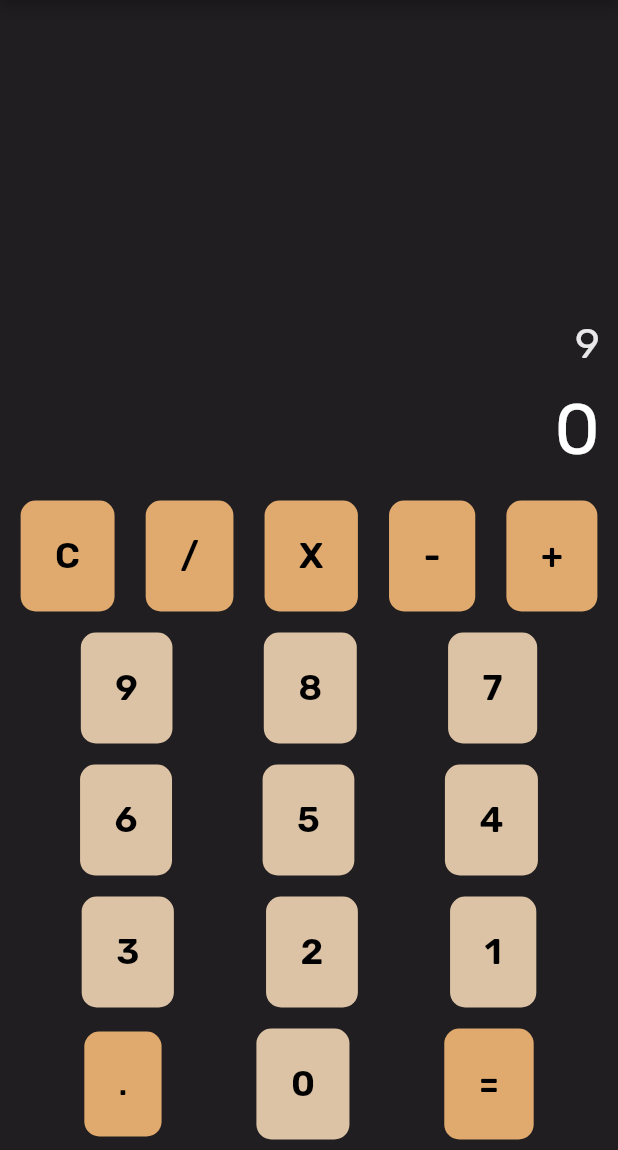
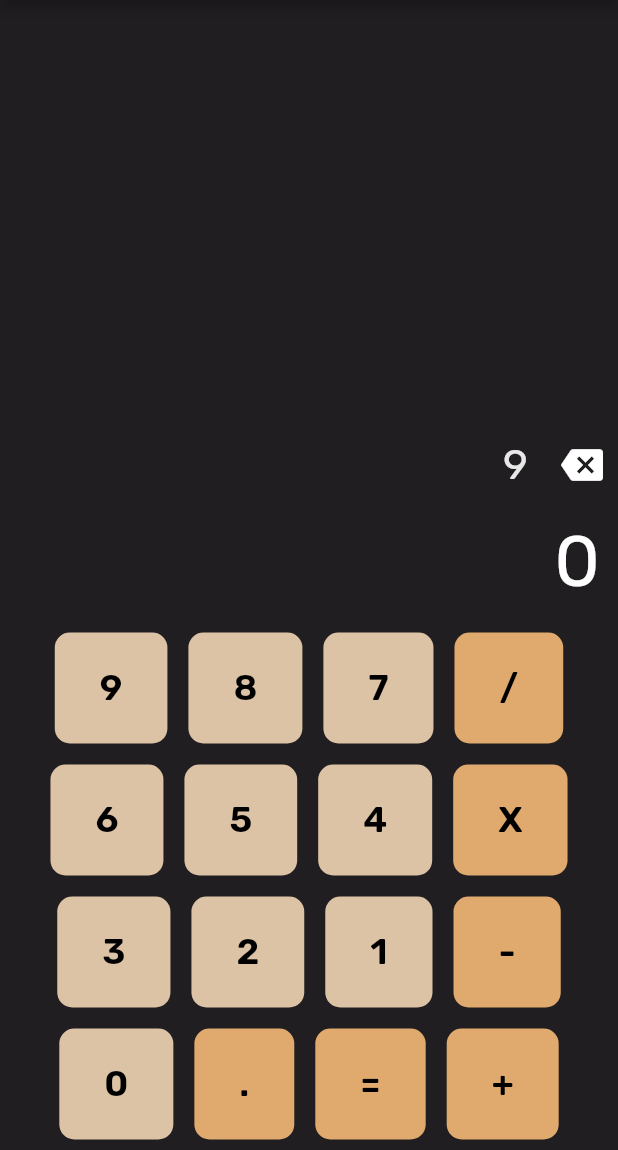
Before and after one commit to malek-bt/Flutter-Calculator, a Flutter app: the screen it shows after launch, after a tap on an icon or button, on a phone screen of 412 x 824 dp, the part 86-1236 px from its top. Run offline on Flutter 3.47's test engine with Material 2 defaults, Android fonts, the phone set to English and light mode, and no system bars; our stand-ins replace google_fonts, math_expressions.

Commit message:
third changes

```diff
--- a/lib/buttoms.dart
+++ b/lib/buttoms.dart
@@ -8,13 +8,15 @@ class CalculatorButton extends StatelessWidget {
   final int textColor;
   final double textSize;
   final Function callback;
+  final double width ;
   const CalculatorButton({
 
     required this.text ,
     required this.fillColor,
     required this.textColor,
     required this.textSize,
-    required this.callback
+    required this.callback ,
+    required this.width
 
     }) ;
 
@@ -27,7 +29,7 @@ class CalculatorButton extends StatelessWidget {
                             onTap: () => callback(text),
                             borderRadius: BorderRadius.circular(10.0),
                             child: Ink(
-                              padding: const EdgeInsets.symmetric(horizontal: 23.0 , vertical: 23.0),
+                              padding:  EdgeInsets.symmetric(horizontal: width , vertical: 23.0),
                               decoration: BoxDecoration(
                                 borderRadius:BorderRadius.circular(10.0),
                                 color: Color(fillColor),
--- a/lib/calculator.dart
+++ b/lib/calculator.dart
@@ -23,13 +23,7 @@ class _CalculatorState extends State<Calculator> {
     print(btnVal);
 
     setState(() {
-      if(btnVal == 'C'){
-        equation = equation.substring(0,equation.length - 1);
-        if(equation==''){
-          equation = "0";
-        }
-      }
-      else if(btnVal == '='){
+       if(btnVal == '='){
         expression = equation;
         expression = expression.replaceAll('X', '*');
         try {
@@ -72,18 +66,38 @@ class _CalculatorState extends State<Calculator> {
         child:Column(
           mainAxisAlignment: MainAxisAlignment.end,
           children: [
-             Container(
-                  child:
-                  Padding(padding: EdgeInsets.only(right: 12),
-                  child: Text(
-                    equation,
-                  style: rubik.copyWith(
-                    fontSize: 28,
-                    color: AppColors.calculColor
-                  ),),
-                  ),
-                  alignment: Alignment(1.0 , 1.0),
-                ),
+
+             Row(
+               mainAxisAlignment: MainAxisAlignment.end ,
+               children: [
+
+
+                 Container(
+                      child:
+                      Padding(padding: EdgeInsets.only(right: 12),
+                      child: Text(
+                        equation,
+                      style: rubik.copyWith(
+                        fontSize: 28,
+                        color: AppColors.calculColor
+                      ),),
+                      ),
+                      alignment: Alignment(1.0 , 1.0),
+                    ),
+                     IconButton(
+              onPressed: (){
+                setState(() {
+                   equation = equation.substring(0,equation.length - 1);
+        if(equation==''){
+          equation = "0";
+        }
+                });
+              },
+              iconSize: 28,
+              color: AppColors.result,
+              icon: Icon(Icons.backspace)),
+               ],
+             ),
                 Container(
                   child:
                   Padding(padding: EdgeInsets.all(12),
@@ -96,25 +110,73 @@ class _CalculatorState extends State<Calculator> {
                   ),
                   alignment: Alignment(1.0 , 1.0),
                 ),
+
             Row(
-              mainAxisAlignment: MainAxisAlignment.spaceEvenly ,
+              mainAxisAlignment: MainAxisAlignment.center ,
               children: [
-
-
-                 CalculatorButton(
-                 text: 'C',
-                 fillColor: col1,
+               CalculatorButton(
+                 text: '9',
+                 fillColor: col,
                  textColor: 0xFF000000,
                  textSize: 24,
                  callback: btnOnClick,
+                 width: 30,
                  ),
-
-                  CalculatorButton(
+                 CalculatorButton(
+                 text: '8',
+                 fillColor: col,
+                 textColor: 0xFF000000,
+                 textSize: 24,
+                 callback: btnOnClick,
+                 width: 30,
+                 ),
+                 CalculatorButton(
+                 text: '7',
+                 fillColor: col,
+                 textColor: 0xFF000000,
+                 textSize: 24,
+                 callback: btnOnClick,
+                 width: 30,
+                 ),
+                 CalculatorButton(
                  text: '/',
                  fillColor: col1,
                  textColor: 0xFF000000,
                  textSize: 24,
                  callback: btnOnClick,
+                 width: 30,
+                 ),
+
+
+              ],
+            ),
+
+            Row(
+              mainAxisAlignment: MainAxisAlignment.center ,
+              children: [
+               CalculatorButton(
+                 text: '6',
+                 fillColor: col,
+                 textColor: 0xFF000000,
+                 textSize: 24,
+                 callback: btnOnClick,
+                 width: 30,
+                 ),
+                 CalculatorButton(
+                 text: '5',
+                 fillColor: col,
+                 textColor: 0xFF000000,
+                 textSize: 24,
+                 callback: btnOnClick,
+                 width: 30,
+                 ),
+                 CalculatorButton(
+                 text: '4',
+                 fillColor: col,
+                 textColor: 0xFF000000,
+                 textSize: 24,
+                 callback: btnOnClick,
+                 width: 30,
                  ),
                   CalculatorButton(
                  text: 'X',
@@ -122,86 +184,15 @@ class _CalculatorState extends State<Calculator> {
                  textColor: 0xFF000000,
                  textSize: 24,
                  callback: btnOnClick,
+                 width: 30,
                  ),
-                  CalculatorButton(
-                 text: '-',
-                 fillColor: col1,
-                 textColor: 0xFF000000,
-                 textSize: 24,
-                 callback: btnOnClick,
-                 ),
-                 CalculatorButton(
-                 text: '+',
-                 fillColor: col1,
-                 textColor: 0xFF000000,
-                 textSize: 24,
-                 callback: btnOnClick,
-                 ),
-
-              ],
-            ),
-            Row(
-              mainAxisAlignment: MainAxisAlignment.spaceEvenly ,
-              children: [
-               CalculatorButton(
-                 text: '9',
-                 fillColor: col,
-                 textColor: 0xFF000000,
-                 textSize: 24,
-                 callback: btnOnClick,
-                 ),
-                 CalculatorButton(
-                 text: '8',
-                 fillColor: col,
-                 textColor: 0xFF000000,
-                 textSize: 24,
-                 callback: btnOnClick,
-                 ),
-                 CalculatorButton(
-                 text: '7',
-                 fillColor: col,
-                 textColor: 0xFF000000,
-                 textSize: 24,
-                 callback: btnOnClick,
-                 ),
-
 
 
               ],
             ),
 
             Row(
-              mainAxisAlignment: MainAxisAlignment.spaceEvenly ,
-              children: [
-               CalculatorButton(
-                 text: '6',
-                 fillColor: col,
-                 textColor: 0xFF000000,
-                 textSize: 24,
-                 callback: btnOnClick,
-                 ),
-                 CalculatorButton(
-                 text: '5',
-                 fillColor: col,
-                 textColor: 0xFF000000,
-                 textSize: 24,
-                 callback: btnOnClick,
-                 ),
-                 CalculatorButton(
-                 text: '4',
-                 fillColor: col,
-                 textColor: 0xFF000000,
-                 textSize: 24,
-                 callback: btnOnClick,
-                 ),
-
-
-
-              ],
-            ),
-
-            Row(
-              mainAxisAlignment: MainAxisAlignment.spaceEvenly ,
+              mainAxisAlignment: MainAxisAlignment.center ,
               children: [
                CalculatorButton(
                  text: '3',
@@ -209,6 +200,7 @@ class _CalculatorState extends State<Calculator> {
                  textColor: 0xFF000000,
                  textSize: 24,
                  callback: btnOnClick,
+                 width: 30,
                  ),
                  CalculatorButton(
                  text: '2',
@@ -216,6 +208,7 @@ class _CalculatorState extends State<Calculator> {
                  textColor: 0xFF000000,
                  textSize: 24,
                  callback: btnOnClick,
+                 width: 30,
                  ),
                  CalculatorButton(
                  text: '1',
@@ -223,37 +216,57 @@ class _CalculatorState extends State<Calculator> {
                  textColor: 0xFF000000,
                  textSize: 24,
                  callback: btnOnClick,
+                 width: 30,
                  ),
-
+                 CalculatorButton(
+                 text: '-',
+                 fillColor: col1,
+                 textColor: 0xFF000000,
+                 textSize: 24,
+                 callback: btnOnClick,
+                 width: 30,
+                 ),
 
 
               ],
             ),
             Row(
-              mainAxisAlignment: MainAxisAlignment.spaceEvenly ,
+              mainAxisAlignment: MainAxisAlignment.center ,
               children: [
-                 CalculatorButton(
-                 text: '.',
-                 fillColor: col1,
-                 textColor: 0xFF000000,
-                 textSize: 20,
-                 callback: btnOnClick,
-                 ),
                  CalculatorButton(
                  text: '0',
                  fillColor: col,
                  textColor: 0xFF000000,
                  textSize: 24,
                  callback: btnOnClick,
+                 width: 30,
                  ),
+                 CalculatorButton(
+                 text: '.',
+                 fillColor: col1,
+                 textColor: 0xFF000000,
+                 textSize: 24,
+                 callback: btnOnClick,
+                 width: 30,
+                 ),
+
                  CalculatorButton(
                  text: '=',
                  fillColor: col1,
                  textColor: 0xFF000000,
                  textSize: 24,
                  callback: btnOnClick,
+                 width: 30,
                  ),
 
+               CalculatorButton(
+                 text: '+',
+                 fillColor: col1,
+                 textColor: 0xFF000000,
+                 textSize: 24,
+                 callback: btnOnClick,
+                 width: 30,
+                 ),
 
 
 
```
